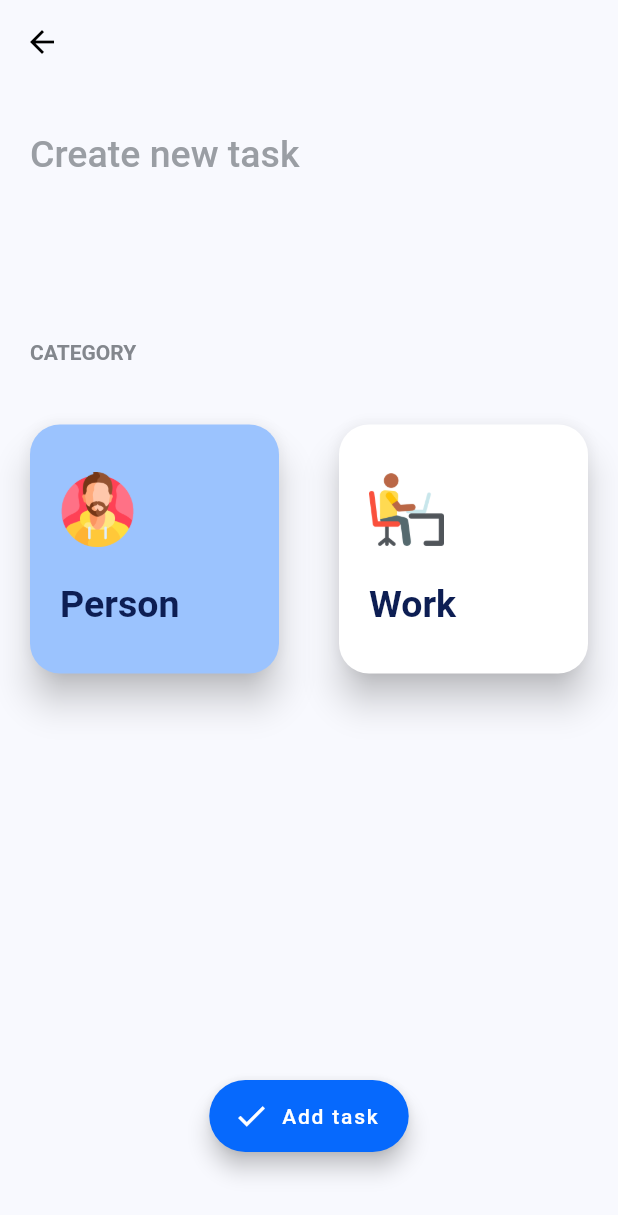
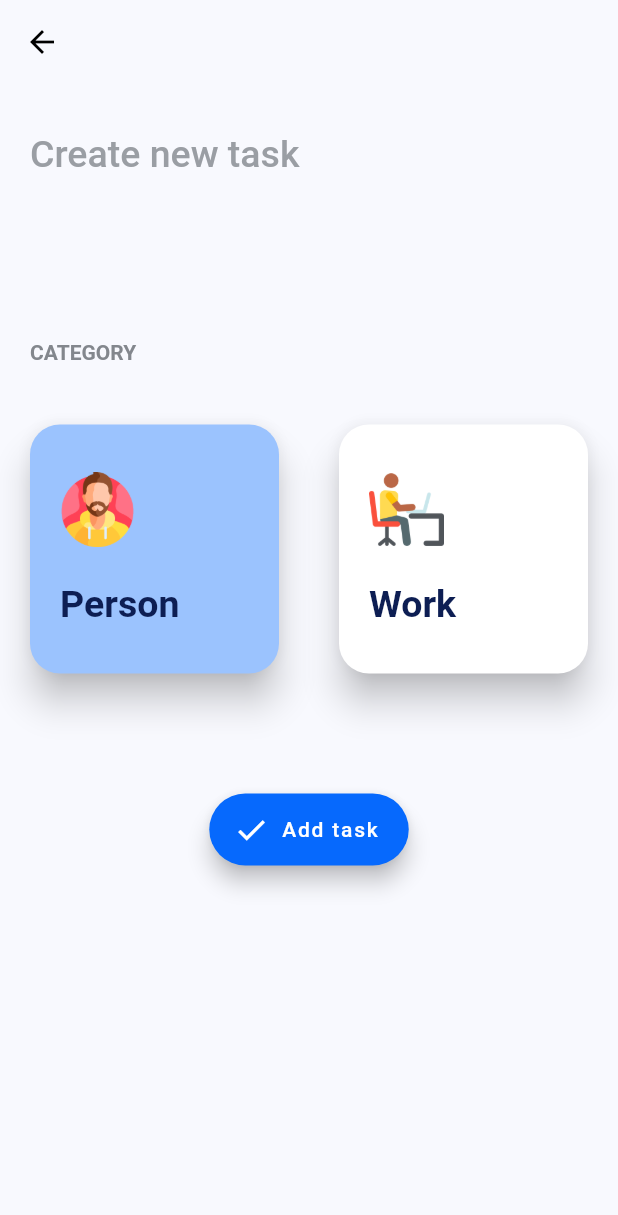
Before and after one commit to Perniciosius/ToDo, a Flutter app: the screen it shows after launch, after a tap on "New", on a phone screen of 412 x 824 dp. Shown: the top 1215 px of the screen. Run offline on Flutter 3.47's test engine with Material 2 defaults, Android fonts, the phone set to English and light mode, and no system bars; our stand-ins replace google_fonts, percent_indicator, shared_preferences, sqflite; accounts and stored records are empty; Roboto replaces fonts that are missing (Varela Round).

Commit message:
restructure ui based on orientation

```diff
--- a/lib/pages/create_edit_task_page.dart
+++ b/lib/pages/create_edit_task_page.dart
@@ -41,6 +41,7 @@
 
   @override
   Widget build(BuildContext context) {
+    var orientation = MediaQuery.of(context).orientation;
     return WillPopScope(
       onWillPop: () async {
         widget.closeContainer();
@@ -147,15 +148,18 @@
                 childCount: Category.values.length,
               ),
               gridDelegate: SliverGridDelegateWithFixedCrossAxisCount(
-                crossAxisCount: 2,
+                crossAxisCount: orientation == Orientation.portrait ? 2 : 4,
                 // crossAxisSpacing: padding,
                 mainAxisSpacing: padding,
               ),
-            )
-          ],
             ),
-        floatingActionButton: Padding(
-          padding: EdgeInsets.only(bottom: 2 * padding),
+            SliverToBoxAdapter(
+              child: Padding(
+                padding: EdgeInsets.only(
+                  bottom: 2 * padding,
+                  top: 3 * padding,
+                ),
+                child: Center(
                   child: FloatingActionButton.extended(
                     icon: Icon(Icons.check),
                     label: Text(
@@ -169,14 +173,16 @@
                       }
 
                       if (widget.toDoItem == null) {
-                Provider.of<TodoProvider>(context, listen: false).create(
+                        Provider.of<TodoProvider>(context, listen: false)
+                            .create(
                           ToDoItem(
                             title: text,
                             category: _category,
                           ),
                         );
                       } else {
-                Provider.of<TodoProvider>(context, listen: false).update(
+                        Provider.of<TodoProvider>(context, listen: false)
+                            .update(
                           ToDoItem(
                             id: widget.toDoItem!.id,
                             title: text,
@@ -188,8 +194,10 @@
                     },
                   ),
                 ),
-        floatingActionButtonAnimator: FloatingActionButtonAnimator.scaling,
-        floatingActionButtonLocation: FloatingActionButtonLocation.centerFloat,
+              ),
+            )
+          ],
+        ),
       ),
     );
   }
--- a/lib/widgets/task_list.dart
+++ b/lib/widgets/task_list.dart
@@ -11,10 +11,12 @@
 class TaskList extends StatelessWidget {
   @override
   Widget build(BuildContext context) {
+    var orientation = MediaQuery.of(context).orientation;
     return Consumer<TodoProvider>(
       builder: (context, todoProvider, _) {
         if (todoProvider.todoList == null) {
-          return SliverToBoxAdapter(
+          return SliverFillRemaining(
+            hasScrollBody: orientation == Orientation.landscape,
             child: Center(
               child: CircularProgressIndicator(),
             ),
@@ -24,7 +26,7 @@
 
         if (todoList.length == 0) {
           return SliverFillRemaining(
-            hasScrollBody: false,
+            hasScrollBody: orientation == Orientation.landscape,
             child: Center(
               child: Text(
                 "Tasks finished.",
```
Lines whose indentation alone changed are shown as unchanged.
